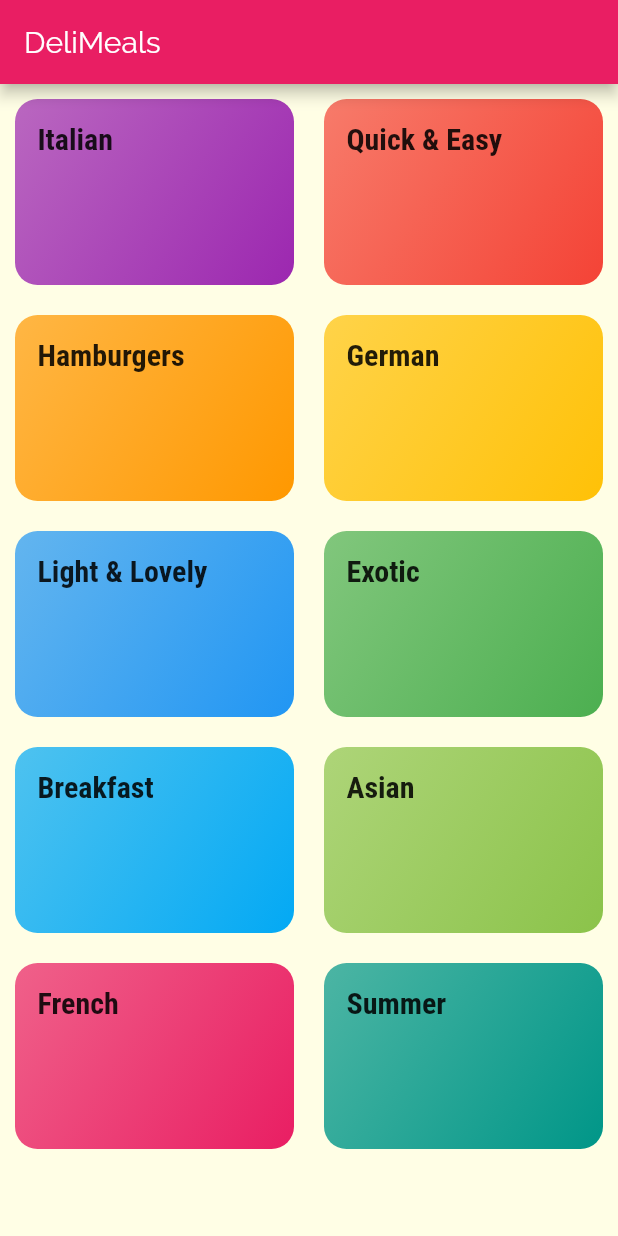
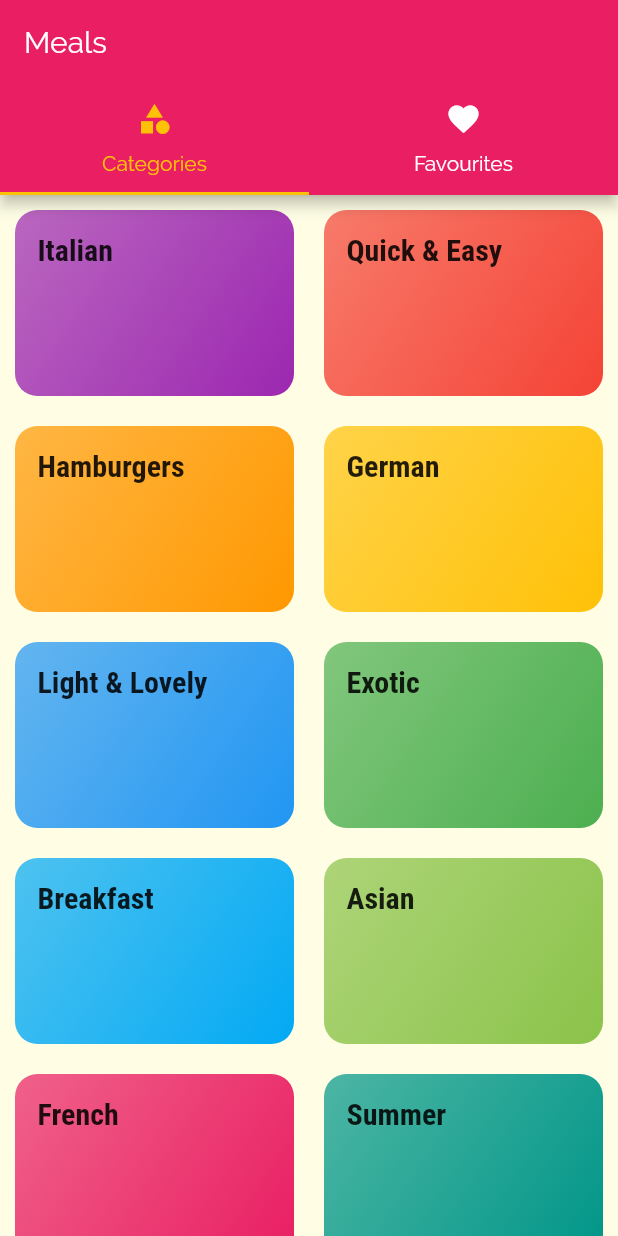
Before and after one commit to axe76/Flutter-Trials, a Flutter app: the screen it shows after launch, on a phone screen of 412 x 824 dp. Run offline on Flutter 3.47's test engine with Material 2 defaults, Android fonts, the phone set to English and light mode, and no system bars.

Commit message:
Added tabs and meals detail page

```diff
--- a/meals_app/lib/main.dart
+++ b/meals_app/lib/main.dart
@@ -1,4 +1,5 @@
 import 'package:flutter/material.dart';
+import './screens/tabs_screen.dart';
 
 import './screens/meal_detail_screen.dart';
 
@@ -35,7 +36,7 @@ class MyApp extends StatelessWidget {
         ),
 
       ),
-      home: CategoriesScreen(),
+      home: TabsScreen(),
       routes: {
         CategoryMeals.routeName: (ctx) => CategoryMeals(),
         MealDetail.routeName: (ctx) => MealDetail()
--- a/meals_app/lib/screens/categories_screen.dart
+++ b/meals_app/lib/screens/categories_screen.dart
@@ -6,9 +6,7 @@ import '../widgets/category_item.dart';
 class CategoriesScreen extends StatelessWidget {
   @override
   Widget build(BuildContext context) {
-    return Scaffold(
-      appBar: AppBar(title: Text('DeliMeals'),),
-      body: GridView(
+    return GridView(
         padding: EdgeInsets.all(10),
       children: DUMMY_CATEGORIES.map(
         (catData) {
@@ -20,7 +18,7 @@ class CategoriesScreen extends StatelessWidget {
         childAspectRatio: 3 / 2,
         crossAxisSpacing: 20,
         mainAxisSpacing: 20
-      ),),
-    );
+      ),
+      );
   }
 }
--- /dev/null
+++ b/meals_app/lib/screens/tabs_screen.dart
@@ -0,0 +1,33 @@
+import 'package:flutter/material.dart';
+import './favourites_screen.dart';
+import './categories_screen.dart';
+
+class TabsScreen extends StatefulWidget {
+  @override
+  _TabsScreenState createState() => _TabsScreenState();
+}
+
+class _TabsScreenState extends State<TabsScreen> {
+  @override
+  Widget build(BuildContext context) {
+    return DefaultTabController(
+      length: 2,
+      child: Scaffold(
+        appBar: AppBar(title: Text('Meals'),
+        bottom: TabBar(
+          labelColor: Theme.of(context).accentColor,
+          unselectedLabelColor: Colors.white,
+          tabs: [
+          Tab(icon: Icon(Icons.category),text: 'Categories',),
+          Tab(icon:Icon(Icons.favorite),text: 'Favourites',),
+        ],),
+        ),
+        body: TabBarView(children: [
+          CategoriesScreen(),
+          FavouritesScreen(),
+        ],),
+      ),
+
+    );
+  }
+}
```
Also changed, not shown: meals_app/lib/screens/favourites_screen.dart (added, +10 -0 lines), meals_app/lib/screens/meal_detail_screen.dart (+77 -4 lines).
